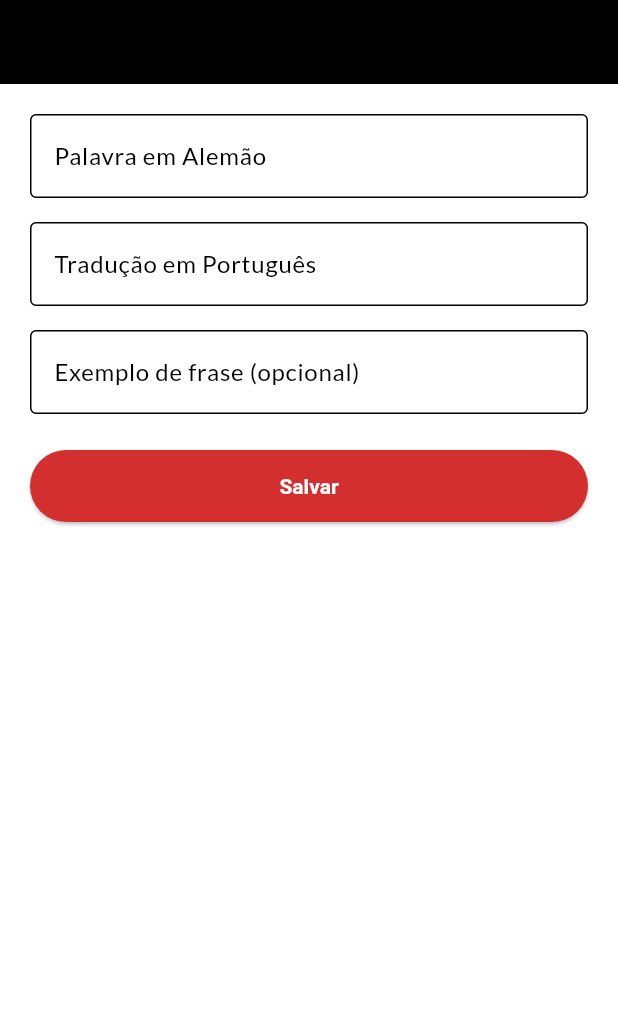
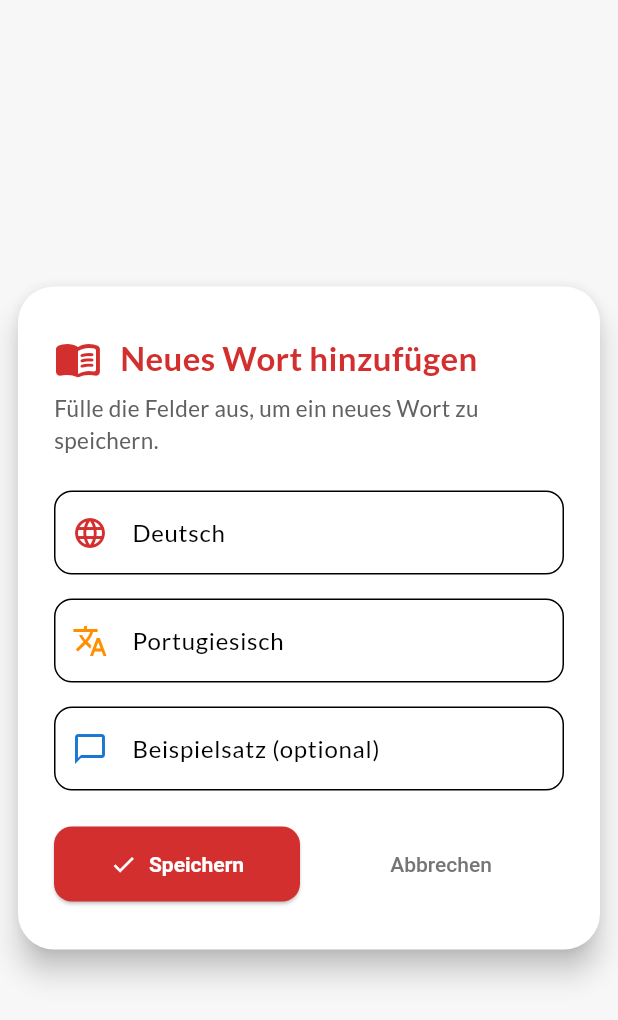
Before and after one commit to Bia-Matos/deutsches_worterbuch, a Flutter app: the screen it shows after launch, after a tap on "Wort hinzufügen", on a phone screen of 412 x 824 dp. Shown: the top 1020 px of the screen. Run offline on Flutter 3.47's test engine with Material 3 defaults, Android fonts, the light colour scheme and no system bars; our stand-ins replace cloud_firestore, firebase_core, flutter_screenutil, google_fonts; accounts and stored records are empty; statements that could not run were skipped.

Commit message:
style: fundo levemente colorido (#F7F7F7) na tela de adicionar palavra

```diff
--- a/lib/screens/add_word_screen.dart
+++ b/lib/screens/add_word_screen.dart
@@ -41,58 +41,133 @@ class _AddWordScreenState extends State<AddWordScreen> {
   @override
   Widget build(BuildContext context) {
     return Scaffold(
-      appBar: AppBar(
-        title: const Text('Adicionar Palavra'),
-        backgroundColor: Colors.black,
+      backgroundColor: const Color(0xFFF7F7F7),
+      body: Center(
+        child: SingleChildScrollView(
+          child: ConstrainedBox(
+            constraints: const BoxConstraints(
+              maxWidth: 420,
             ),
-      body: Padding(
-        padding: const EdgeInsets.all(20.0),
+            child: Card(
+              elevation: 8,
+              shape: RoundedRectangleBorder(
+                borderRadius: BorderRadius.circular(24),
+              ),
+              margin: const EdgeInsets.symmetric(horizontal: 12, vertical: 32),
+              child: Padding(
+                padding: const EdgeInsets.symmetric(horizontal: 24, vertical: 32),
                 child: Form(
                   key: _formKey,
                   child: Column(
+                    mainAxisSize: MainAxisSize.min,
                     crossAxisAlignment: CrossAxisAlignment.stretch,
                     children: [
+                      Row(
+                        children: [
+                          Icon(Icons.menu_book_rounded, color: Colors.red[700], size: 32),
+                          const SizedBox(width: 12),
+                          Flexible(
+                            child: Text(
+                              'Neues Wort hinzufügen',
+                              style: TextStyle(
+                                fontSize: 22,
+                                fontWeight: FontWeight.bold,
+                                color: Colors.red[700],
+                              ),
+                              overflow: TextOverflow.ellipsis,
+                            ),
+                          ),
+                        ],
+                      ),
+                      const SizedBox(height: 6),
+                      Text(
+                        'Fülle die Felder aus, um ein neues Wort zu speichern.',
+                        style: TextStyle(
+                          fontSize: 15,
+                          color: Colors.grey[700],
+                        ),
+                      ),
+                      const SizedBox(height: 24),
                       TextFormField(
                         controller: _germanController,
-                decoration: const InputDecoration(
-                  labelText: 'Palavra em Alemão',
-                  border: OutlineInputBorder(),
+                        decoration: InputDecoration(
+                          labelText: 'Deutsch',
+                          hintText: 'z.B. Apfel',
+                          prefixIcon: Icon(Icons.language, color: Colors.red[700]),
+                          border: OutlineInputBorder(borderRadius: BorderRadius.circular(12)),
                         ),
-                validator: (v) => v == null || v.isEmpty ? 'Obrigatório' : null,
+                        validator: (v) => v == null || v.isEmpty ? 'Pflichtfeld' : null,
                       ),
                       const SizedBox(height: 16),
                       TextFormField(
                         controller: _portugueseController,
-                decoration: const InputDecoration(
-                  labelText: 'Tradução em Português',
-                  border: OutlineInputBorder(),
+                        decoration: InputDecoration(
+                          labelText: 'Portugiesisch',
+                          hintText: 'z.B. Maçã',
+                          prefixIcon: Icon(Icons.translate, color: Colors.amber[800]),
+                          border: OutlineInputBorder(borderRadius: BorderRadius.circular(12)),
                         ),
-                validator: (v) => v == null || v.isEmpty ? 'Obrigatório' : null,
+                        validator: (v) => v == null || v.isEmpty ? 'Pflichtfeld' : null,
                       ),
                       const SizedBox(height: 16),
                       TextFormField(
                         controller: _exampleController,
-                decoration: const InputDecoration(
-                  labelText: 'Exemplo de frase (opcional)',
-                  border: OutlineInputBorder(),
+                        decoration: InputDecoration(
+                          labelText: 'Beispielsatz (optional)',
+                          hintText: 'z.B. Der Apfel ist rot.',
+                          prefixIcon: Icon(Icons.chat_bubble_outline, color: Colors.blue[700]),
+                          border: OutlineInputBorder(borderRadius: BorderRadius.circular(12)),
                         ),
                         minLines: 1,
                         maxLines: 3,
                       ),
                       const SizedBox(height: 24),
-              ElevatedButton(
+                      Row(
+                        children: [
+                          Expanded(
+                            child: ElevatedButton.icon(
                               style: ElevatedButton.styleFrom(
                                 backgroundColor: Colors.red[700],
                                 foregroundColor: Colors.white,
                                 padding: const EdgeInsets.symmetric(vertical: 16),
                                 textStyle: const TextStyle(fontWeight: FontWeight.bold),
+                                shape: RoundedRectangleBorder(
+                                  borderRadius: BorderRadius.circular(12),
+                                ),
                               ),
                               onPressed: _isLoading ? null : _saveWord,
-                child: _isLoading
-                    ? const CircularProgressIndicator(color: Colors.white)
-                    : const Text('Salvar'),
+                              icon: _isLoading
+                                  ? const SizedBox(
+                                      width: 20,
+                                      height: 20,
+                                      child: CircularProgressIndicator(strokeWidth: 2, color: Colors.white),
+                                    )
+                                  : const Icon(Icons.check),
+                              label: const Text('Speichern'),
+                            ),
+                          ),
+                          const SizedBox(width: 12),
+                          Expanded(
+                            child: TextButton(
+                              style: TextButton.styleFrom(
+                                foregroundColor: Colors.grey[600],
+                                padding: const EdgeInsets.symmetric(vertical: 16),
+                                textStyle: const TextStyle(fontWeight: FontWeight.w500),
+                                shape: RoundedRectangleBorder(
+                                  borderRadius: BorderRadius.circular(12),
+                                ),
+                              ),
+                              onPressed: _isLoading ? null : () => Navigator.of(context).pop(),
+                              child: const Text('Abbrechen'),
+                            ),
                           ),
                         ],
+                      ),
+                    ],
+                  ),
+                ),
+              ),
+            ),
           ),
         ),
       ),
--- a/lib/screens/home_screen.dart
+++ b/lib/screens/home_screen.dart
@@ -177,14 +177,33 @@ class _HomeScreenState extends State<HomeScreen> {
           ],
         ),
       ),
-      floatingActionButton: FloatingActionButton(
+      floatingActionButton: TweenAnimationBuilder<double>(
+        tween: Tween(begin: 0.8, end: 1.0),
+        duration: const Duration(milliseconds: 500),
+        curve: Curves.easeOutBack,
+        builder: (context, scale, child) => Transform.scale(
+          scale: scale,
+          child: child,
+        ),
+        child: Tooltip(
+          message: 'Wort hinzufügen',
+          preferBelow: false,
+          child: FloatingActionButton(
             onPressed: () async {
               await Navigator.of(context).push(
                 MaterialPageRoute(builder: (_) => const AddWordScreen()),
               );
             },
             backgroundColor: Colors.red[700],
-        child: const Icon(Icons.add, color: Colors.white),
+            foregroundColor: Colors.white,
+            elevation: 6,
+            shape: RoundedRectangleBorder(
+              borderRadius: BorderRadius.circular(16),
+            ),
+            splashColor: const Color(0xFFFFD700),
+            child: const Icon(Icons.menu_book_rounded, size: 28),
+          ),
+        ),
       ),
     );
   }
```
Also changed, not shown: 1 other file. Lines whose indentation alone changed are shown as unchanged.
